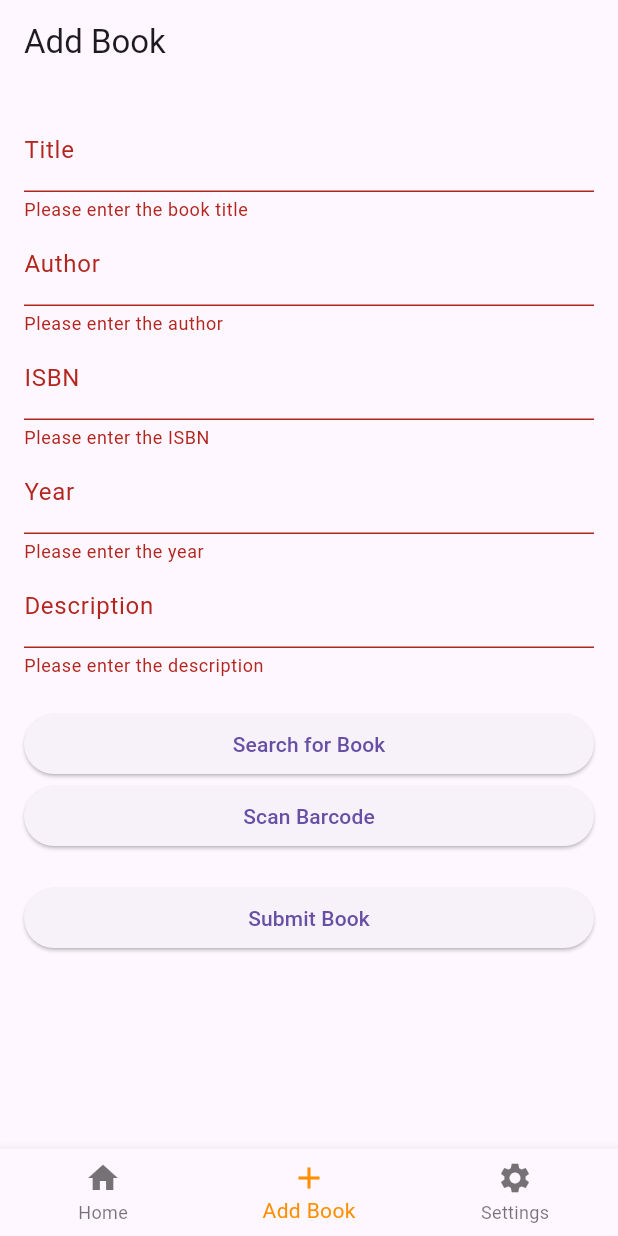
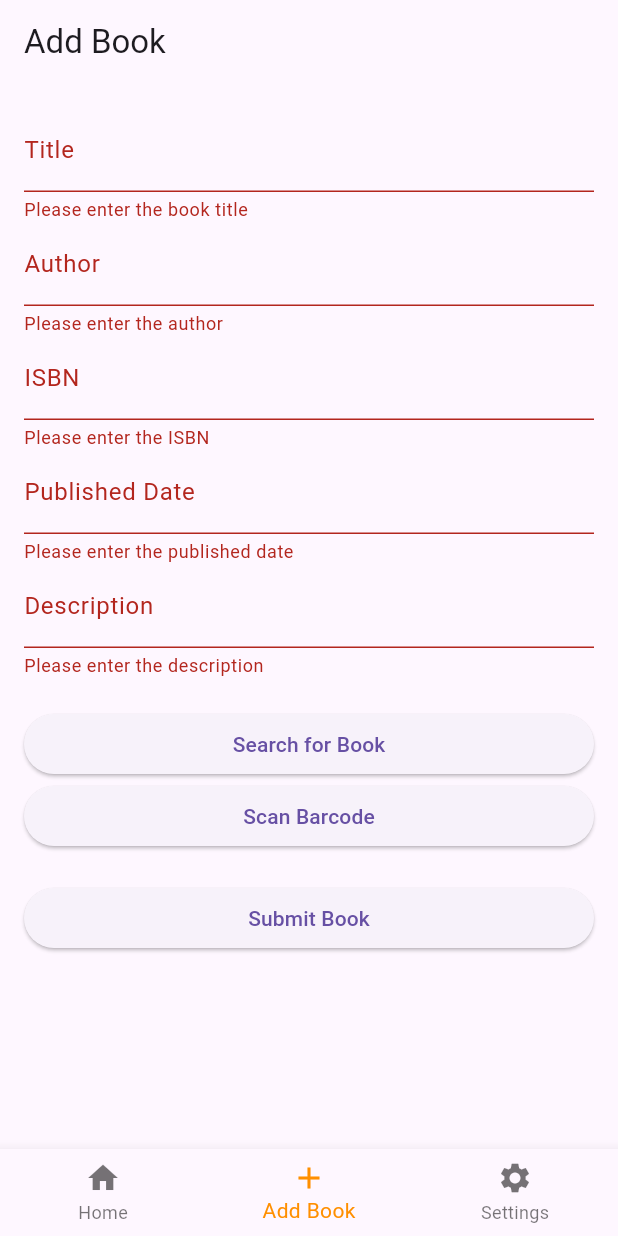
Before and after one commit to shnz99/flutter-library-app, a Flutter app: the screen it shows after launch, item 2 of the bottom bar chosen, after a tap on "Submit Book", on a phone screen of 412 x 824 dp. Run offline on Flutter 3.47's test engine with Material 3 defaults, Android fonts, the phone set to English and light mode, and no system bars; our stand-ins replace shared_preferences; missing offline and left inert: barcode_scan2.

Commit message:
Update book details to use publishedDate and industryIdentifiers
Rename the `year` property to `publishedDate` and update related methods and constructors in the `Book` class.

- **Book Model Changes:**
  - Rename `year` to `publishedDate`.
  - Update `Book.fromJson` to use `publishedDate` instead of `year`.
  - Update `toJson` method to use `publishedDate` instead of `year`.
  - Update `toString` method to use `publishedDate` instead of `year`.
  - Update `isbn` property to be taken from `industryIdentifiers` in `Book.fromJson`.

- **Add Book Screen Changes:**
  - Rename `_yearController` to `_publishedDateController`.
  - Update `_searchForBook` method to use `publishedDate` instead of `year`.
  - Update `_addBook` method to use `publishedDate` instead of `year`.
  - Update `_searchForBook` method to take `isbn` from `industryIdentifiers`.

- **Book Details Screen Changes:**
  - Rename `year` field to `publishedDate` in `BookDetailsScreen` widget.

- **Book List Item Changes:**
  - Rename `year` field to `publishedDate` in `BookListItem` widget.

```diff
--- a/lib/models/book.dart
+++ b/lib/models/book.dart
@@ -3,29 +3,27 @@ class Book {
   String author;
   String isbn;
   String? imageUrl;
-  int? year;
+  int? publishedDate;
   String? description;
-  int? firstAppearanceYear;
 
   Book({
     required this.title,
     required this.author,
     required this.isbn,
     this.imageUrl,
-    this.year,
+    this.publishedDate,
     this.description,
-    this.firstAppearanceYear,
   });
 
   factory Book.fromJson(Map<String, dynamic> json) {
     return Book(
       title: json['title'],
       author: json['author'],
-      isbn: json['isbn'],
+      isbn: (json['industryIdentifiers'] as List<dynamic>?)
+          ?.firstWhere((id) => id['type'] == 'ISBN_13', orElse: () => null)?['identifier'] ?? '',
       imageUrl: json['imageUrl'],
-      year: json['year'],
+      publishedDate: json['publishedDate'],
       description: json['description'],
-      firstAppearanceYear: json['firstAppearanceYear'],
     );
   }
 
@@ -35,14 +33,13 @@ class Book {
       'author': author,
       'isbn': isbn,
       'imageUrl': imageUrl,
-      'year': year,
+      'publishedDate': publishedDate,
       'description': description,
-      'firstAppearanceYear': firstAppearanceYear,
     };
   }
 
   @override
   String toString() {
-    return 'Book{title: $title, author: $author, isbn: $isbn, imageUrl: $imageUrl, year: $year, description: $description, firstAppearanceYear: $firstAppearanceYear}';
+    return 'Book{title: $title, author: $author, isbn: $isbn, imageUrl: $imageUrl, publishedDate: $publishedDate, description: $description}';
   }
 }
--- a/lib/screens/add_book_screen.dart
+++ b/lib/screens/add_book_screen.dart
@@ -17,7 +17,7 @@ class _AddBookScreenState extends State<AddBookScreen> {
   final _titleController = TextEditingController();
   final _authorController = TextEditingController();
   final _isbnController = TextEditingController();
-  final _yearController = TextEditingController();
+  final _publishedDateController = TextEditingController();
   final _descriptionController = TextEditingController();
   final BookService _bookService = BookService();
 
@@ -26,7 +26,7 @@ class _AddBookScreenState extends State<AddBookScreen> {
     _titleController.dispose();
     _authorController.dispose();
     _isbnController.dispose();
-    _yearController.dispose();
+    _publishedDateController.dispose();
     _descriptionController.dispose();
     super.dispose();
   }
@@ -49,7 +49,7 @@ class _AddBookScreenState extends State<AddBookScreen> {
           _titleController.text = bookData['title'] ?? '';
           _authorController.text = bookData['authors']?.join(', ') ?? '';
           _isbnController.text = bookData['industryIdentifiers']?.firstWhere((id) => id['type'] == 'ISBN_13', orElse: () => null)?['identifier'] ?? '';
-          _yearController.text = bookData['publishedDate']?.split('-')?.first ?? '';
+          _publishedDateController.text = bookData['publishedDate']?.split('-')?.first ?? '';
           _descriptionController.text = bookData['description'] ?? '';
         });
         _showSuccessMessage('Book details updated successfully!');
@@ -99,9 +99,8 @@ class _AddBookScreenState extends State<AddBookScreen> {
         title: _titleController.text,
         author: _authorController.text,
         isbn: _isbnController.text,
-        year: int.tryParse(_yearController.text),
+        publishedDate: int.tryParse(_publishedDateController.text),
         description: _descriptionController.text,
-        firstAppearanceYear: int.tryParse(_yearController.text), // P83b7
       );
       try {
         await _bookService.addBook(book);
@@ -155,11 +154,11 @@ class _AddBookScreenState extends State<AddBookScreen> {
                 },
               ),
               TextFormField(
-                controller: _yearController,
-                decoration: InputDecoration(labelText: 'Year'),
+                controller: _publishedDateController,
+                decoration: InputDecoration(labelText: 'Published Date'),
                 validator: (value) {
                   if (value?.isEmpty ?? true) {
-                    return 'Please enter the year';
+                    return 'Please enter the published date';
                   }
                   return null;
                 },
--- a/lib/screens/book_details_screen.dart
+++ b/lib/screens/book_details_screen.dart
@@ -32,15 +32,9 @@ class BookDetailsScreen extends StatelessWidget {
               style: TextStyle(fontSize: 18),
             ),
             SizedBox(height: 8.0),
-            if (book.year != null)
+            if (book.publishedDate != null)
               Text(
-                'Year: ${book.year}',
-                style: TextStyle(fontSize: 18),
-              ),
-            SizedBox(height: 8.0),
-            if (book.firstAppearanceYear != null)
-              Text(
-                'First Appearance Year: ${book.firstAppearanceYear}',
+                'Published Date: ${book.publishedDate}',
                 style: TextStyle(fontSize: 18),
               ),
             SizedBox(height: 8.0),
--- a/lib/widgets/book_list_item.dart
+++ b/lib/widgets/book_list_item.dart
@@ -39,7 +39,7 @@ class BookListItem extends StatelessWidget {
             crossAxisAlignment: CrossAxisAlignment.start,
             children: [
               Text(book.author),
-              if (book.year != null) Text('Year: ${book.year}'),
+              if (book.publishedDate != null) Text('Published Date: ${book.publishedDate}'),
             ],
           ),
         ),
```
